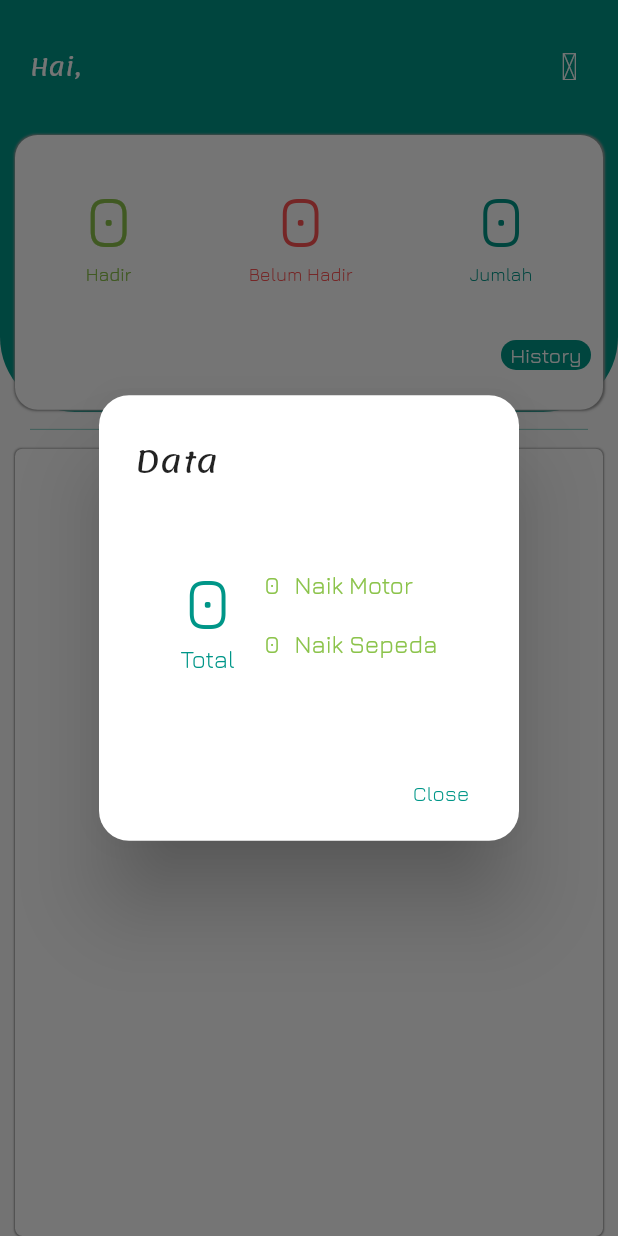
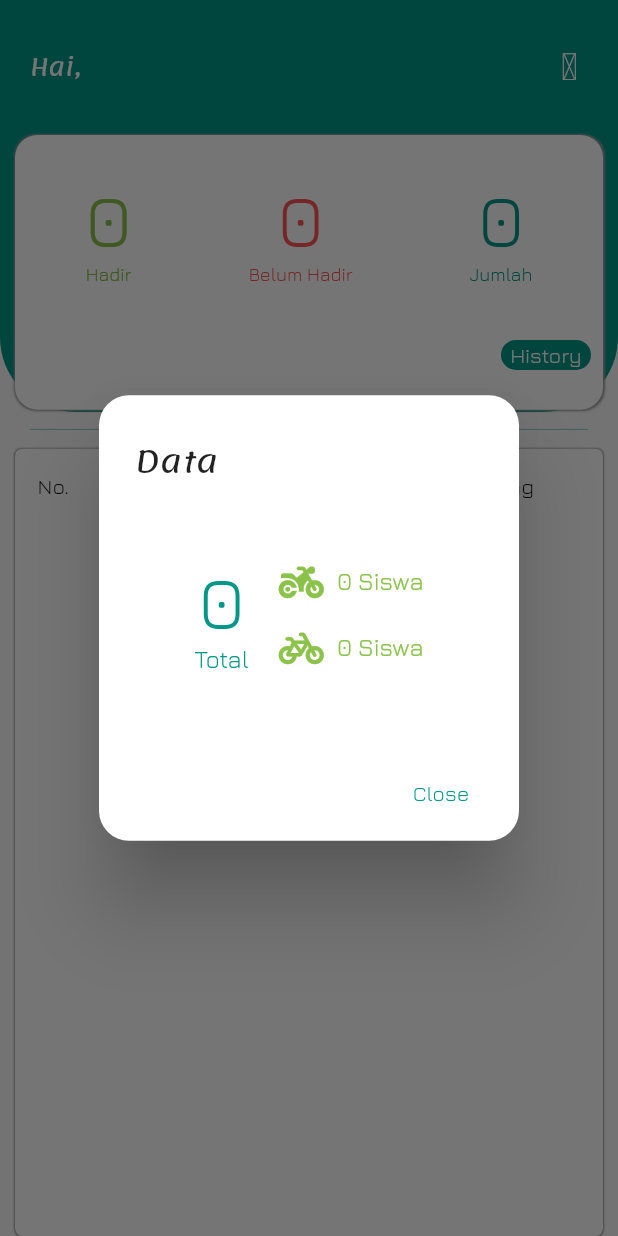
Before and after one commit to vstacked/eParkir, a Flutter app: the Home screen opened directly, after a tap on an icon or button, on a phone screen of 412 x 824 dp. Run offline on Flutter 3.47's test engine with Material 2 defaults, Android fonts, the phone set to English and light mode, and no system bars; our stand-ins replace cloud_firestore, flutter_icons, flutter_switch, intro_slider, persistent_bottom_nav_bar, qr_flutter and 2 more; missing offline and left inert: qr_code_scanner; accounts and stored records are empty.

Commit message:
Get api qoutes, re-design intro slider

```diff
--- /dev/null
+++ b/lib/api/api_repository.dart
@@ -0,0 +1,9 @@
+import 'package:eparkir/api/api_provider.dart';
+import 'package:eparkir/models/api_model.dart';
+
+class ApiRepository {
+  ApiProvider apiProvider = ApiProvider();
+
+  Future<List<ApiModel>> get getDataPostFromApi =>
+      apiProvider.getDataPostFromApiAsync();
+}
--- a/lib/screens/admin/page/home.dart
+++ b/lib/screens/admin/page/home.dart
@@ -62,7 +62,7 @@ class _HomeState extends State<Home> {
                     child: Padding(
                       padding: const EdgeInsets.symmetric(horizontal: 10.0),
                       child: Container(
-                        width: double.infinity,
+                        width: width,
                         height: height,
                         decoration: BoxDecoration(
                             color: Colors.white,
@@ -90,32 +90,35 @@ class _HomeState extends State<Home> {
                                       (data?.documents != null)
                                           ? data.documents
                                           : [];
-                                  return DataTable(
+                                  return Container(
+                                    width: width,
+                                    child: DataTable(
                                       horizontalMargin: 10,
                                       headingRowHeight: 40,
                                       columnSpacing: 10,
                                       columns: <DataColumn>[
                                         DataColumn(
                                             label: Text("No.",
-                                              style: model.style.title)),
+                                                style: model.style.desc)),
                                         DataColumn(
                                             label: Text("NIS",
-                                              style: model.style.title)),
+                                                style: model.style.desc)),
                                         DataColumn(
                                             label: Text("Nama",
-                                              style: model.style.title)),
+                                                style: model.style.desc)),
                                         DataColumn(
                                             label: Text("Kelas",
-                                              style: model.style.title)),
+                                                style: model.style.desc)),
                                         DataColumn(
                                             label: Text("Datang",
-                                              style: model.style.title)),
+                                                style: model.style.desc)),
                                       ],
                                       rows: [
                                         for (var d in documentSnapshot)
                                           dataRow(no++, d['nis'], d['nama'],
                                               d['kelas'], d['datang'])
                                       ],
+                                    ),
                                   );
                                 },
                               ),
--- a/lib/screens/admin/page/scanner.dart
+++ b/lib/screens/admin/page/scanner.dart
@@ -1,4 +1,3 @@
-import 'package:eparkir/utils/color.dart';
 import 'package:eparkir/utils/textStyle.dart';
 import 'package:eparkir/view-models/scannerViewModel.dart';
 import 'package:eparkir/widgets/admin/buildSwitchScanner.dart';
@@ -17,7 +16,7 @@ class _ScannerState extends State<Scanner> {
   Widget build(BuildContext context) {
     return Scaffold(
       appBar: AppBar(
-        backgroundColor: Colors.teal[200],
+        backgroundColor: Colors.teal[50].withOpacity(0.75),
         iconTheme: IconThemeData().copyWith(color: Colors.teal),
         title: Text(
           "Scanner",
@@ -58,7 +57,7 @@ class _BodyState extends State<Body> {
 
     return Scaffold(
       key: scannerViewModel.scaffoldKey,
-      backgroundColor: Colors.teal[200],
+      backgroundColor: Colors.teal[50].withOpacity(0.75),
       body: Padding(
         padding: const EdgeInsets.all(8.0),
         child: ViewModelBuilder<ScannerViewModel>.reactive(
--- a/lib/view-models/homeUserViewModel.dart
+++ b/lib/view-models/homeUserViewModel.dart
@@ -1,5 +1,8 @@
 import 'dart:async';
+import 'dart:math';
 import 'package:cloud_firestore/cloud_firestore.dart';
+import 'package:eparkir/api/api_repository.dart';
+import 'package:eparkir/services/checkConnection.dart';
 import 'package:eparkir/services/firestore.dart';
 import 'package:eparkir/utils/textStyle.dart';
 import 'package:flutter/material.dart';
@@ -12,27 +15,32 @@ import 'dart:ui' as ui;
 
 class HomeUserViewModel extends BaseViewModel {
   int _checkType;
-  String timeNow;
 
   FirestoreServices services = FirestoreServices();
   TxtStyle style = TxtStyle();
 
   String datePick = DateFormat('dd-MM-yyyy').format(DateTime.now());
+  ApiRepository apiRepository;
+  DateFormat dateFormat = new DateFormat.Hms();
+  DateTime now = DateTime.now();
+  final clock = Stream<DateTime>.periodic(Duration(seconds: 1), (_) {
+    return DateTime.now();
+  });
+  Random random = Random();
+  int index;
+  String text;
+  String author;
+
+  CheckConnection checkConnection = CheckConnection();
 
   get checkType => _checkType;
 
   void initState(String id, BuildContext context) {
-    Timer.periodic(Duration(seconds: 1), (Timer t) => _getTime());
     checkDay();
     checkTransport(id, context);
     notifyListeners();
-  }
-
-  _getTime() {
-    String _timeNow = DateFormat('Hms').format(DateTime.now());
-
-    timeNow = _timeNow;
-    notifyListeners();
+    apiRepository = ApiRepository();
+    getDataFromApi();
   }
 
   checkTransport(String id, BuildContext context) {
@@ -42,6 +50,20 @@ class HomeUserViewModel extends BaseViewModel {
       String transportasi = data.data['transportasi'];
 
       if (transportasi == '') showdlg(context, id);
+    });
+  }
+
+  getDataFromApi() {
+    checkConnection.checkConnection().then((_) {
+      if (checkConnection.hasConnection) {
+        apiRepository.apiProvider.getDataPostFromApiAsync().then((a) {
+          index = random.nextInt(a.length) + 1;
+          text = a[index].text;
+          author = a[index].author;
+        });
+      } else {
+        text = 'No Internet Connection';
+      }
     });
   }
 
@@ -164,10 +186,10 @@ class HomeUserViewModel extends BaseViewModel {
                       color: Color(0xff1a5441),
                       emptyColor: Colors.teal[50],
                       // size: 320.0,
-                      embeddedImage: snapshot.data,
-                      embeddedImageStyle: QrEmbeddedImageStyle(
-                        size: Size.square(50),
-                      ),
+                      // embeddedImage: snapshot.data,
+                      // embeddedImageStyle: QrEmbeddedImageStyle(
+                      //   size: Size.square(50),
+                      // ),
                     ),
                   );
                 },
--- a/lib/view-models/loginViewModel.dart
+++ b/lib/view-models/loginViewModel.dart
@@ -105,7 +105,7 @@ class LoginViewModel extends BaseViewModel {
         });
         return Text(
           "Data Tidak Ada",
-          style: style.desc.copyWith(color: Colors.red, fontSize: 16.0),
+          style: style.desc.copyWith(color: Colors.white, fontSize: 16.0),
         );
         break;
       case 4:
@@ -114,7 +114,7 @@ class LoginViewModel extends BaseViewModel {
         });
         return Text(
           "No Internet Connection",
-          style: style.desc.copyWith(color: Colors.red, fontSize: 16.0),
+          style: style.desc.copyWith(color: Colors.white, fontSize: 16.0),
         );
         break;
       case 5:
--- a/lib/widgets/admin/info.dart
+++ b/lib/widgets/admin/info.dart
@@ -3,6 +3,7 @@ import 'package:eparkir/screens/admin/page/history.dart';
 import 'package:eparkir/services/firestore.dart';
 import 'package:eparkir/utils/textStyle.dart';
 import 'package:flutter/material.dart';
+import 'package:flutter_icons/flutter_icons.dart';
 
 Container info(double width, double height) {
   TextStyle titleStyle = TxtStyle().desc.copyWith(fontSize: 12.0);
@@ -192,40 +193,44 @@ void showDialogDetail(
                   children: <Widget>[
                     Row(
                       children: <Widget>[
+                        Icon(
+                          FontAwesome.motorcycle,
+                          color: Colors.lightGreen,
+                        ),
+                        SizedBox(width: 15),
                         Text(
-                          motor.toString(),
+                          '$motor Siswa',
                           style: style.desc.copyWith(color: Colors.lightGreen),
                         ),
-                        SizedBox(width: 10),
-                        Text('Naik Motor',
-                            style:
-                                style.desc.copyWith(color: Colors.lightGreen))
                       ],
                     ),
                     SizedBox(height: 20),
                     Row(
                       children: <Widget>[
+                        Icon(
+                          FontAwesome.bicycle,
+                          color: Colors.lightGreen,
+                        ),
+                        SizedBox(width: 15),
                         Text(
-                          sepeda.toString(),
+                          '$sepeda Siswa',
                           style: style.desc.copyWith(color: Colors.lightGreen),
                         ),
-                        SizedBox(width: 10),
-                        Text('Naik Sepeda',
-                            style:
-                                style.desc.copyWith(color: Colors.lightGreen))
                       ],
                     ),
                     (unknown != null) ? SizedBox(height: 20) : Container(),
                     (unknown != null)
                         ? Row(
                             children: <Widget>[
+                              Icon(
+                                AntDesign.question,
+                                color: Colors.red,
+                              ),
+                              SizedBox(width: 15),
                               Text(
-                                unknown.toString(),
+                                '$unknown Siswa',
                                 style: style.desc.copyWith(color: Colors.red),
                               ),
-                              SizedBox(width: 10),
-                              Text('Unknown',
-                                  style: style.desc.copyWith(color: Colors.red))
                             ],
                           )
                         : Container(),
--- a/lib/widgets/user/type1.dart
+++ b/lib/widgets/user/type1.dart
@@ -1,3 +1,4 @@
+import 'package:eparkir/api/api_repository.dart';
 import 'package:eparkir/utils/textStyle.dart';
 import 'package:eparkir/view-models/homeUserViewModel.dart';
 import 'package:eparkir/widgets/user/banner.dart';
@@ -5,16 +6,34 @@ import 'package:eparkir/widgets/user/quoteType1.dart';
 import 'package:flutter/material.dart';
 import 'package:flutter_icons/flutter_icons.dart';
 
-Widget type1(double height, double width, HomeUserViewModel model, String id,
-    BuildContext context) {
+Widget type1(
+    double height,
+    double width,
+    HomeUserViewModel model,
+    String id,
+    BuildContext context,
+    ApiRepository apiRepository,
+    DateTime open,
+    String timeNow) {
   TxtStyle style = TxtStyle();
   return Column(
     children: <Widget>[
-      banner(width, height, model),
+      BannerType1(
+        width: width,
+        height: height,
+        model: model,
+        open: open,
+        timeNow: timeNow,
+      ),
       SizedBox(
         height: 30,
       ),
-      quoteType1(height, width),
+      QuoteType1(
+        height: height,
+        width: width,
+        apiRepository: apiRepository,
+        model: model,
+      ),
       SizedBox(
         height: 30,
       ),
```
Also changed, not shown: lib/api/api_provider.dart (added, +26 -0 lines), lib/models/api_model.dart (added, +18 -0 lines), lib/screens/firstSlider.dart (+22 -19 lines), lib/screens/user/page/home.dart (+28 -3 lines), lib/view-models/dataViewModel.dart (+13 -0 lines), lib/widgets/user/banner.dart (+21 -17 lines), lib/widgets/user/quoteType1.dart (+96 -3 lines), lib/widgets/user/type2.dart (+7 -16 lines). Lines whose indentation alone changed are shown as unchanged.
